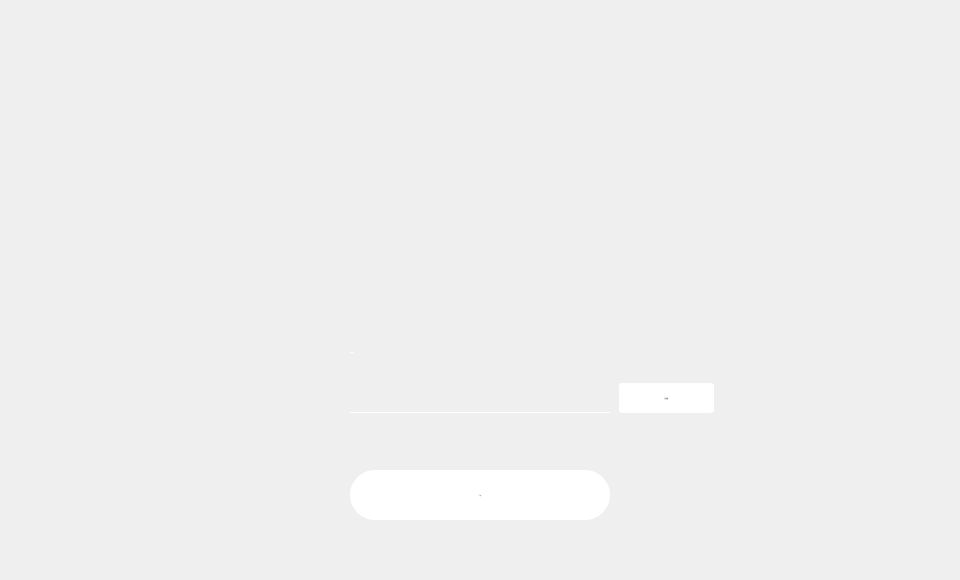
Before: the Qt Designer form ChainIDE/selectpathwidget.ui in HcashOrg/HX-IDE, drawn with Qt 5.
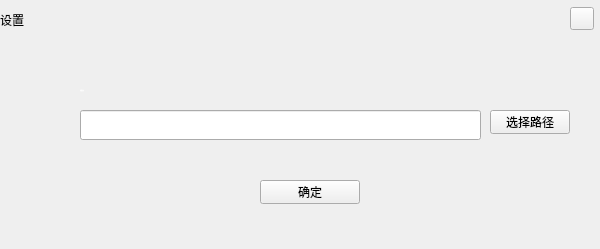
After: the same form once the commit is applied.

What changed in the file:
```diff
--- a/ChainIDE/selectpathwidget.ui
+++ b/ChainIDE/selectpathwidget.ui
@@ -6,8 +6,8 @@
    <rect>
     <x>0</x>
     <y>0</y>
-    <width>960</width>
-    <height>580</height>
+    <width>600</width>
+    <height>249</height>
    </rect>
   </property>
   <property name="font">
@@ -18,19 +18,18 @@
   <property name="windowTitle">
    <string>Form</string>
   </property>
-  <widget class="QPushButton" name="selectPathBtn">
+  <widget class="QToolButton" name="pathBtn">
    <property name="geometry">
     <rect>
-     <x>619</x>
-     <y>383</y>
-     <width>95</width>
-     <height>30</height>
+     <x>490</x>
+     <y>110</y>
+     <width>80</width>
+     <height>24</height>
     </rect>
    </property>
    <property name="font">
     <font>
      <family>微软雅黑</family>
-     <pointsize>-1</pointsize>
      <weight>50</weight>
      <italic>false</italic>
      <bold>false</bold>
@@ -40,13 +39,7 @@
     <cursorShape>PointingHandCursor</cursorShape>
    </property>
    <property name="styleSheet">
-    <string notr="true">QPushButton{border:none;
-border-radius:3px;
-background-color: rgb(255, 255, 255);
-color: rgb(119,119,119);
-font: 14px &quot;微软雅黑&quot;;
-}
-QPushButton::hover{background-color: rgb(140,235,231);}</string>
+    <string notr="true"/>
    </property>
    <property name="text">
     <string>选择路径</string>
@@ -55,24 +48,22 @@
   <widget class="QLineEdit" name="pathLineEdit">
    <property name="geometry">
     <rect>
-     <x>350</x>
-     <y>383</y>
-     <width>260</width>
+     <x>80</x>
+     <y>110</y>
+     <width>401</width>
      <height>30</height>
     </rect>
    </property>
    <property name="font">
     <font>
      <family>微软雅黑</family>
-     <pointsize>-1</pointsize>
      <weight>50</weight>
      <italic>false</italic>
      <bold>false</bold>
     </font>
    </property>
    <property name="styleSheet">
-    <string notr="true">color:white;background:transparent;border-width:0;border-color:white;border-bottom-width:1;border-style:outset;
-font: 12px &quot;微软雅黑&quot;;</string>
+    <string notr="true"/>
    </property>
    <property name="text">
     <string/>
@@ -84,8 +75,8 @@
   <widget class="QLabel" name="label">
    <property name="geometry">
     <rect>
-     <x>350</x>
-     <y>342</y>
+     <x>80</x>
+     <y>80</y>
      <width>80</width>
      <height>20</height>
     </rect>
@@ -106,19 +97,18 @@
     <string>存储路径:</string>
    </property>
   </widget>
-  <widget class="QPushButton" name="okBtn">
+  <widget class="QToolButton" name="okBtn">
    <property name="geometry">
     <rect>
-     <x>350</x>
-     <y>470</y>
-     <width>260</width>
-     <height>50</height>
+     <x>260</x>
+     <y>180</y>
+     <width>100</width>
+     <height>24</height>
     </rect>
    </property>
    <property name="font">
     <font>
      <family>微软雅黑</family>
-     <pointsize>-1</pointsize>
      <weight>50</weight>
      <italic>false</italic>
      <bold>false</bold>
@@ -128,17 +118,45 @@
     <cursorShape>PointingHandCursor</cursorShape>
    </property>
    <property name="styleSheet">
-    <string notr="true">QPushButton{border:none;
-border-radius:25px;
-background-color: rgb(255, 255, 255);
-color: rgb(119,119,119);
-font: 14px &quot;微软雅黑&quot;;
-}
-QPushButton::hover{background-color: rgb(140,235,231);}
-QPushButton:disabled{background-color:#cecece;}</string>
+    <string notr="true"/>
    </property>
    <property name="text">
-    <string>下一步</string>
+    <string>确定</string>
+   </property>
+  </widget>
+  <widget class="QLabel" name="title_Label">
+   <property name="geometry">
+    <rect>
+     <x>0</x>
+     <y>0</y>
+     <width>600</width>
+     <height>40</height>
+    </rect>
+   </property>
+   <property name="styleSheet">
+    <string notr="true"/>
+   </property>
+   <property name="text">
+    <string>设置</string>
+   </property>
+  </widget>
+  <widget class="QToolButton" name="closeBtn">
+   <property name="geometry">
+    <rect>
+     <x>570</x>
+     <y>7</y>
+     <width>24</width>
+     <height>23</height>
+    </rect>
+   </property>
+   <property name="cursor">
+    <cursorShape>PointingHandCursor</cursorShape>
+   </property>
+   <property name="focusPolicy">
+    <enum>Qt::NoFocus</enum>
+   </property>
+   <property name="text">
+    <string/>
    </property>
   </widget>
  </widget>
```
